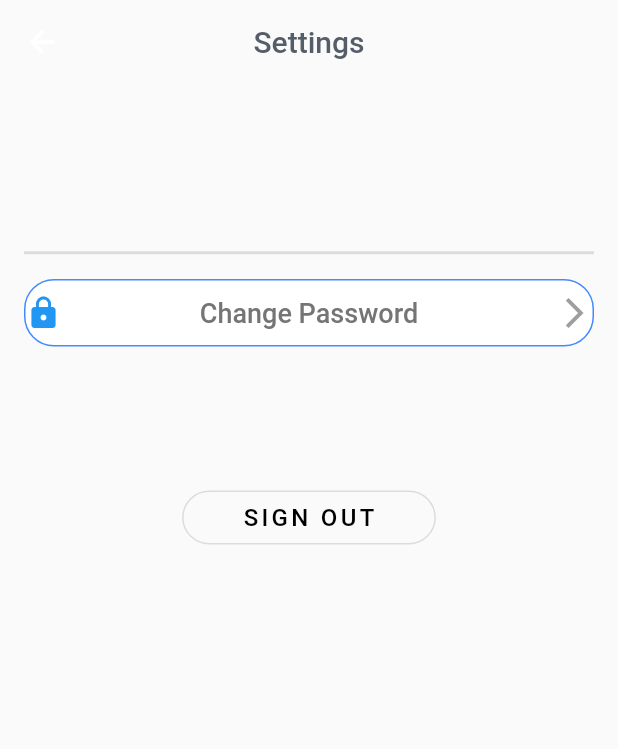
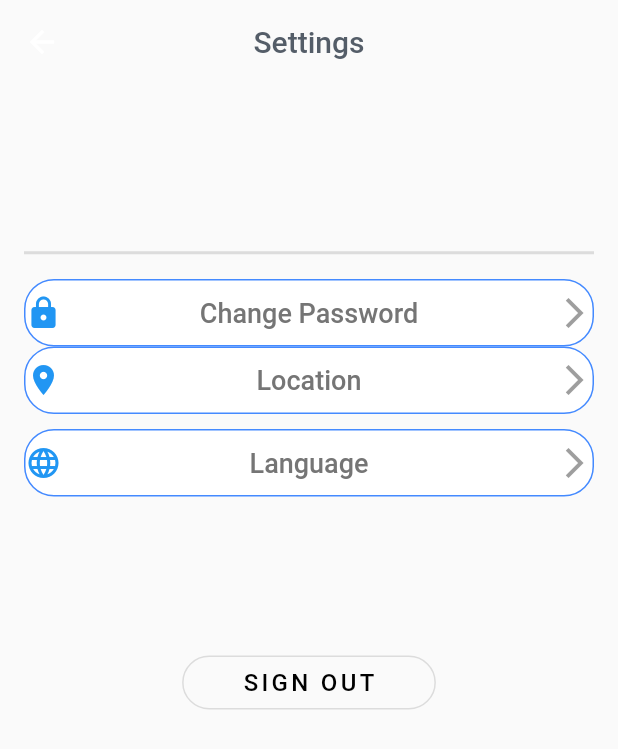
Before and after one commit to sumitsojha88/Puzzle_Quiz, a Flutter app: the SettingsPage2 screen opened directly, on a phone screen of 412 x 824 dp. Shown: the top 749 px of the screen. Run offline on Flutter 3.47's test engine with Material 2 defaults, Android fonts, the phone set to English and light mode, and no system bars; our stand-ins replace bloc, firebase_auth, firebase_core, flutter_bloc, flutter_screenutil, flutter_svg and 4 more; accounts and stored records are empty; Roboto replaces fonts that are missing (Varela).

Commit message:
Language and location

```diff
--- a/lib/menu_bar/settingspage.dart
+++ b/lib/menu_bar/settingspage.dart
@@ -79,6 +79,82 @@ class _SettingsPage2State extends State<SettingsPage2> {
                 ),
               ),
             ),
+            Container(
+              height: 45,
+              decoration: BoxDecoration(
+                borderRadius: BorderRadius.circular(20),
+                color: Colors.white,
+                border: Border.all(color: Colors.blueAccent),
+              ),
+              child: GestureDetector(
+                onTap: () {},
+                child: Padding(
+                  padding: const EdgeInsets.symmetric(vertical: 8.0),
+                  child: Row(
+                    mainAxisAlignment: MainAxisAlignment.spaceBetween,
+                    children: [
+                      Icon(
+                        Icons.location_on,
+                        color: Colors.blue,
+                      ),
+                      Text(
+                        'Location',
+                        style: TextStyle(
+                          fontSize: 18,
+                          fontWeight: FontWeight.w500,
+                          color: Colors.grey[600],
+                        ),
+                      ),
+                      Icon(
+                        Icons.arrow_forward_ios,
+                        color: Colors.grey,
+                      ),
+                    ],
+                  ),
+                ),
+              ),
+            ),
+            SizedBox(
+              height: 10,
+            ),
+            Container(
+              height: 45,
+              decoration: BoxDecoration(
+                borderRadius: BorderRadius.circular(20),
+                color: Colors.white,
+                border: Border.all(color: Colors.blueAccent),
+              ),
+              child: GestureDetector(
+                onTap: () {},
+                child: Padding(
+                  padding: const EdgeInsets.symmetric(vertical: 8.0),
+                  child: Row(
+                    mainAxisAlignment: MainAxisAlignment.spaceBetween,
+                    children: [
+                      Icon(
+                        Icons.language,
+                        color: Colors.blue,
+                      ),
+                      Text(
+                        'Language',
+                        style: TextStyle(
+                          fontSize: 18,
+                          fontWeight: FontWeight.w500,
+                          color: Colors.grey[600],
+                        ),
+                      ),
+                      Icon(
+                        Icons.arrow_forward_ios,
+                        color: Colors.grey,
+                      ),
+                    ],
+                  ),
+                ),
+              ),
+            ),
+            SizedBox(
+              height: 10,
+            ),
             SizedBox(
               height: 40,
             ),
```
